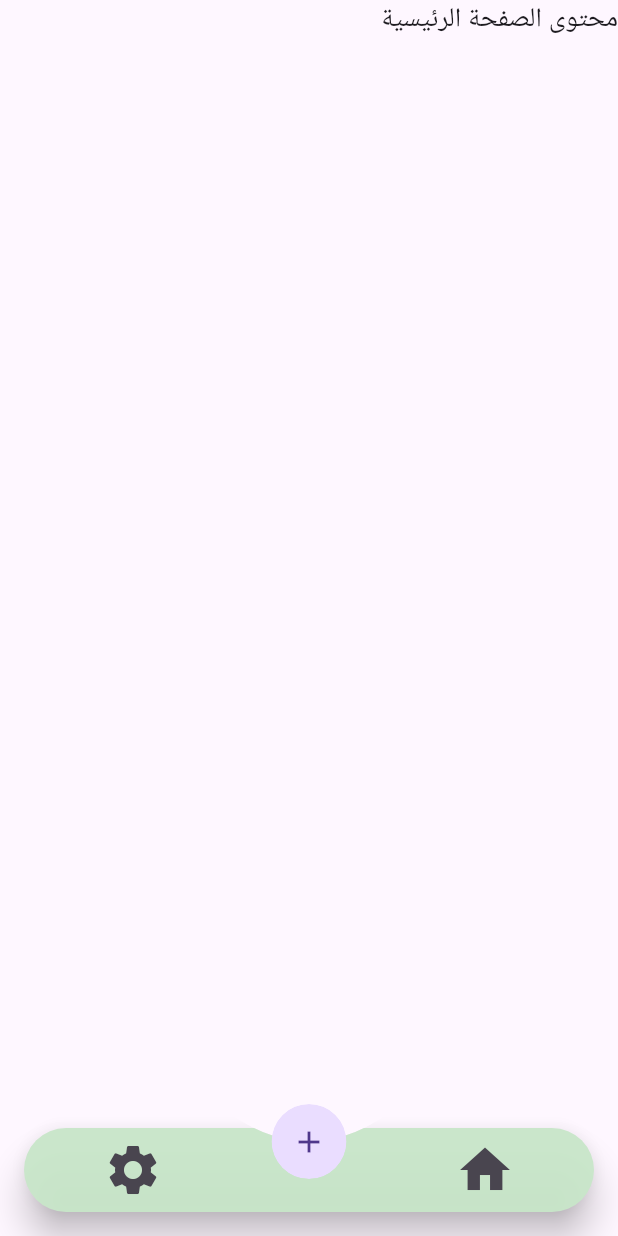
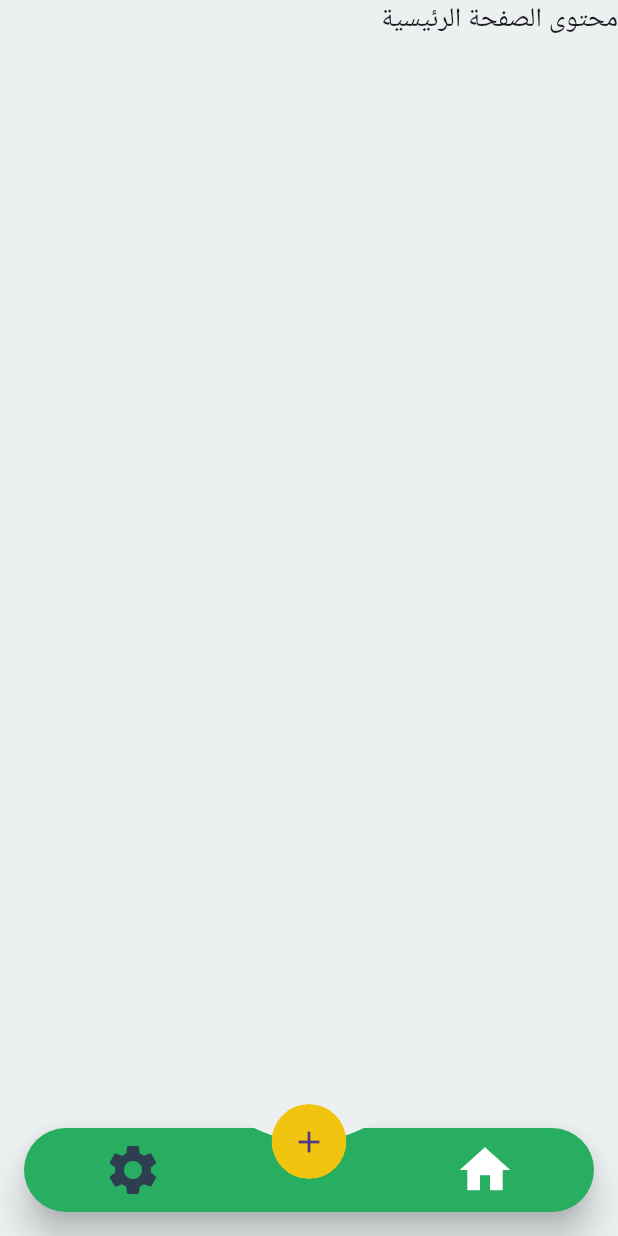
Before and after one commit to AmrKhaled991/ma_fatani, a Flutter app: the HomeView screen opened by its route, on a phone screen of 412 x 824 dp. Run offline on Flutter 3.47's test engine with Material 3 defaults, Android fonts, the phone set to English and light mode, and no system bars; our stand-ins replace geolocator, go_router; missing offline and left inert: adhan_dart; Roboto replaces fonts that are missing (Cairo).

Commit message:
handel some uis

```diff
--- /dev/null
+++ b/devtools_options.yaml
@@ -0,0 +1,3 @@
+description: This file stores settings for Dart & Flutter DevTools.
+documentation: https://docs.flutter.dev/tools/devtools/extensions#configure-extension-enablement-states
+extensions:
--- a/lib/presentation/features/home/views/home_view.dart
+++ b/lib/presentation/features/home/views/home_view.dart
@@ -23,6 +23,7 @@
   @override
   Widget build(BuildContext context) {
     return Scaffold(
+      backgroundColor: const Color(0xffECF0F1),
       body: Stack(
         children: [
           PageView(
--- a/lib/presentation/features/home/views/widgets/custom_navigation_bar.dart
+++ b/lib/presentation/features/home/views/widgets/custom_navigation_bar.dart
@@ -1,5 +1,4 @@
 import 'package:flutter/material.dart';
-import 'package:ma_fatani/presentation/features/home/views/home_view.dart';
 
 class CustomNavigationBar extends StatelessWidget {
   final VoidCallback onHomeTap;
@@ -23,7 +22,8 @@
           ClipPath(
             clipper: BottomNavClipper(),
             child: Card(
-              color: Colors.green.shade100.withOpacity(0.95),
+              //27AE60
+              color: const Color(0xff27AE60),
               margin: const EdgeInsets.all(16),
               shape: RoundedRectangleBorder(
                 borderRadius: BorderRadius.circular(30),
@@ -34,13 +34,16 @@
                 children: [
                   IconButton(
                     onPressed: onHomeTap,
-                    icon: const Icon(Icons.home),
+                    icon: const Icon(
+                      Icons.home,
+                      color: Colors.white,
+                    ),
                     iconSize: 40,
                   ),
                   const SizedBox(),
                   IconButton(
                     onPressed: onSettingsTap,
-                    icon: const Icon(Icons.settings),
+                    icon: const Icon(Icons.settings, color: Color(0xff2C3E50)),
                     iconSize: 40,
                   ),
                 ],
@@ -51,6 +54,7 @@
             child: ClipRRect(
               borderRadius: BorderRadius.circular(25),
               child: CircleAvatar(
+                backgroundColor: const Color(0xffF1C40F),
                 radius: 25,
                 child: IconButton(
                   onPressed: onAddTap,
```
Also changed, not shown: lib/presentation/widgets/custom_nav_bar.dart (+4 -4 lines), lib/presentation/features/onboarding/views/onboarding_view.dart (line endings or trailing spaces), 4 other files.
